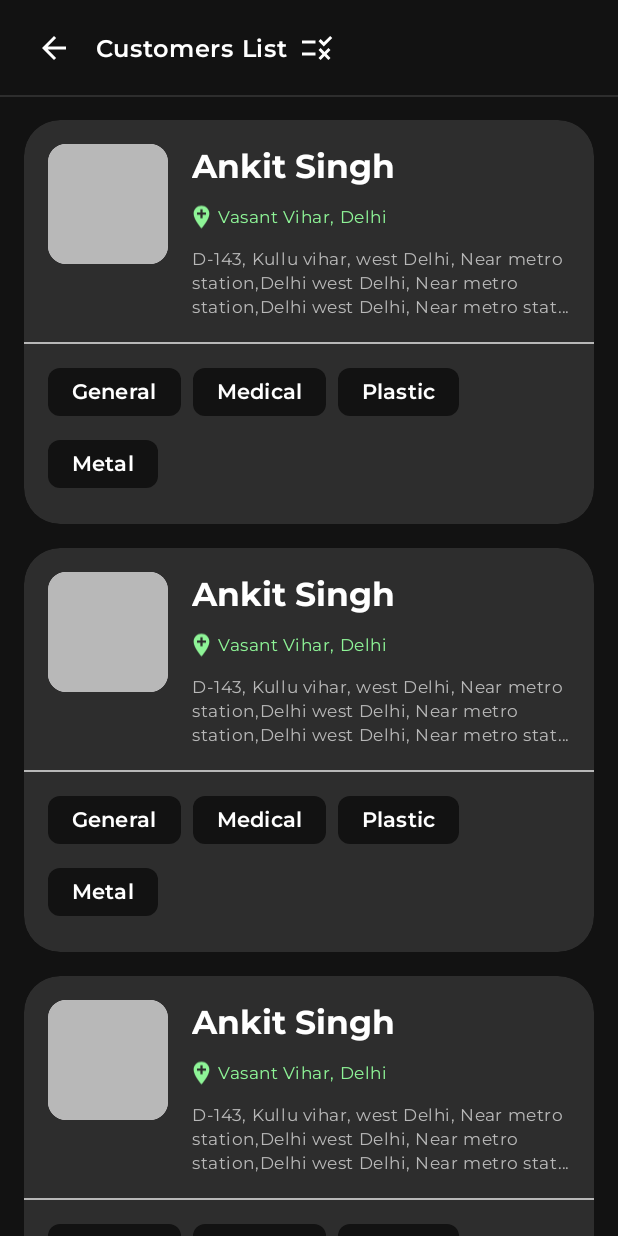
After one commit to itssinghankit/Medscape2.0, an Android app: the layout fragment_customers.xml on its own in the app's theme, with its tools: preview values and no code run, on a phone screen of 412 x 824 dp. The commit adds this screen. Run offline under Robolectric (Android 15) with nearby library versions, the phone set to English and light mode, and no system bars.

Commit message:
customers adapter logic completed

```diff
--- a/app/src/main/java/com/example/medscape20/domain/repository/UserRepository.kt
+++ b/app/src/main/java/com/example/medscape20/domain/repository/UserRepository.kt
@@ -1,5 +1,6 @@
 package com.example.medscape20.domain.repository
 
+import com.example.medscape20.data.remote.dto.user.collector.customers.CustomersResDto
 import com.example.medscape20.data.remote.dto.user.customer.home.HomeGetUserDataResDto
 import com.example.medscape20.data.remote.dto.user.customer.category.CategoryResDto
 import com.example.medscape20.data.remote.dto.user.customer.statistics.income_waste.StatisticsIncomeWasteDto
@@ -24,5 +25,6 @@ interface UserRepository {
     suspend fun updateTrashDump(uid: String, updates:  HashMap<String, Any>): Flow<ApiResult<Unit, DataError.Network>>
     suspend fun isDumped(uid: String): Flow<ApiResult<TrashIsDumpedModel, DataError.Network>>
     suspend fun getDumpingPeopleCount(city:String,state:String):Flow<ApiResult<CustomerHomePeopleCountModel,DataError.Network>>
+    suspend fun getDumpingPeoples():Flow<ApiResult<ArrayList<CustomersResDto>,DataError.Network>>
 
 }
--- /dev/null
+++ b/app/src/main/java/com/example/medscape20/presentation/screens/user/collector/customers/CustomersEvents.kt
@@ -0,0 +1,6 @@
+package com.example.medscape20.presentation.screens.user.collector.customers
+
+
+sealed class CustomersEvents {
+    data object ResetErrorMessage: CustomersEvents()
+}
--- /dev/null
+++ b/app/src/main/res/layout/customers_recycler_item.xml
@@ -0,0 +1,145 @@
+<?xml version="1.0" encoding="utf-8"?>
+<com.google.android.material.card.MaterialCardView xmlns:android="http://schemas.android.com/apk/res/android"
+    xmlns:app="http://schemas.android.com/apk/res-auto"
+    android:layout_width="match_parent"
+    android:layout_height="wrap_content"
+    android:layout_marginTop="16dp"
+    app:cardBackgroundColor="@color/grey_surface"
+    app:cardCornerRadius="24dp"
+    app:strokeWidth="0dp">
+
+    <RelativeLayout
+        android:layout_width="match_parent"
+        android:layout_height="match_parent"
+        android:orientation="horizontal">
+
+        <com.google.android.material.card.MaterialCardView
+            android:id="@+id/avatar_cont"
+            android:layout_width="80dp"
+            android:layout_height="80dp"
+            android:layout_marginStart="16dp"
+            android:layout_marginTop="16dp"
+            app:strokeWidth="0dp">
+
+            <ImageView
+                android:id="@+id/avatar"
+                android:layout_width="match_parent"
+                android:layout_height="match_parent"
+                android:scaleType="centerCrop"
+                android:src="@color/grey_txt" />
+
+        </com.google.android.material.card.MaterialCardView>
+
+        <LinearLayout
+            android:id="@+id/info_layout"
+            android:layout_width="match_parent"
+            android:layout_height="wrap_content"
+            android:layout_toEndOf="@id/avatar_cont"
+            android:orientation="vertical">
+
+            <TextView
+                android:id="@+id/name"
+                android:layout_width="match_parent"
+                android:layout_height="wrap_content"
+                android:layout_marginStart="16dp"
+                android:layout_marginTop="16dp"
+                android:layout_marginEnd="16dp"
+                android:text="Ankit Singh"
+                android:textAppearance="?attr/textAppearanceTitleLarge"
+                android:textColor="@color/white" />
+
+            <LinearLayout
+                android:layout_width="match_parent"
+                android:layout_height="wrap_content"
+                android:layout_marginStart="13dp"
+                android:layout_marginTop="8dp"
+                android:layout_marginEnd="16dp"
+                android:gravity="center_vertical"
+                android:orientation="horizontal">
+
+                <ImageView
+                    android:layout_width="18dp"
+                    android:layout_height="wrap_content"
+                    android:src="@drawable/ic_add_location" />
+
+                <TextView
+                    android:id="@+id/city_state"
+                    android:layout_width="match_parent"
+                    android:layout_height="wrap_content"
+                    android:layout_marginStart="2dp"
+                    android:layout_marginEnd="16dp"
+                    android:ellipsize="end"
+                    android:maxLines="3"
+                    android:text="Vasant Vihar, Delhi"
+                    android:textAppearance="?attr/textAppearanceBodySmall"
+                    android:textColor="@color/primary_green_txt_btn" />
+            </LinearLayout>
+
+            <TextView
+                android:id="@+id/address"
+                android:layout_width="match_parent"
+                android:layout_height="wrap_content"
+                android:layout_marginStart="16dp"
+                android:layout_marginTop="8dp"
+                android:layout_marginEnd="16dp"
+                android:ellipsize="end"
+                android:maxLines="3"
+                android:text="D-143, Kullu vihar, west Delhi, Near metro station,Delhi west Delhi, Near metro station,Delhi west Delhi, Near metro station,Delhi-110001"
+                android:textAppearance="?attr/textAppearanceBodySmall"
+                android:textColor="@color/grey_txt" />
+
+
+        </LinearLayout>
+
+        <View
+            android:id="@+id/divider"
+            android:layout_width="match_parent"
+            android:layout_height="1dp"
+            android:layout_below="@id/info_layout"
+            android:layout_marginTop="16dp"
+            android:background="@color/grey_txt" />
+
+        <com.google.android.material.chip.ChipGroup
+            android:id="@+id/chipGroup"
+            android:layout_width="match_parent"
+            android:layout_height="wrap_content"
+            android:layout_below="@id/divider"
+            android:layout_marginStart="16dp"
+            android:layout_marginTop="8dp"
+            android:layout_marginEnd="16dp"
+            android:layout_marginBottom="16dp"
+            app:chipSpacingVertical="0dp">
+
+            <com.google.android.material.chip.Chip
+                android:id="@+id/general"
+                style="@style/Widget.Customers.Chip.Suggestion"
+                android:layout_width="wrap_content"
+                android:layout_height="wrap_content"
+                android:text="General" />
+
+            <com.google.android.material.chip.Chip
+                android:id="@+id/medical"
+                style="@style/Widget.Customers.Chip.Suggestion"
+                android:layout_width="wrap_content"
+                android:layout_height="wrap_content"
+                android:text="Medical" />
+
+            <com.google.android.material.chip.Chip
+                android:id="@+id/plastic"
+                style="@style/Widget.Customers.Chip.Suggestion"
+                android:layout_width="wrap_content"
+                android:layout_height="wrap_content"
+                android:text="Plastic" />
+
+            <com.google.android.material.chip.Chip
+                android:id="@+id/metal"
+                style="@style/Widget.Customers.Chip.Suggestion"
+                android:layout_width="wrap_content"
+                android:layout_height="wrap_content"
+                android:text="Metal" />
+
+        </com.google.android.material.chip.ChipGroup>
+    </RelativeLayout>
+
+
+</com.google.android.material.card.MaterialCardView>
--- /dev/null
+++ b/app/src/main/res/layout/fragment_customers.xml
@@ -0,0 +1,91 @@
+<?xml version="1.0" encoding="utf-8"?>
+<androidx.coordinatorlayout.widget.CoordinatorLayout xmlns:android="http://schemas.android.com/apk/res/android"
+    xmlns:app="http://schemas.android.com/apk/res-auto"
+    xmlns:tools="http://schemas.android.com/tools"
+    android:layout_width="match_parent"
+    android:layout_height="match_parent"
+    android:background="@color/bg_colors"
+    android:fitsSystemWindows="true"
+    tools:context=".presentation.screens.user.collector.customers.CustomersFragment">
+
+    <com.google.android.material.appbar.AppBarLayout
+        android:id="@+id/app_bar"
+        android:layout_width="match_parent"
+        android:layout_height="wrap_content"
+        android:background="@color/bg_colors">
+
+        <com.google.android.material.appbar.MaterialToolbar
+            android:layout_width="match_parent"
+            android:layout_height="match_parent">
+
+            <LinearLayout
+                android:layout_width="match_parent"
+                android:layout_height="match_parent"
+                android:gravity="center_vertical"
+                android:orientation="horizontal">
+
+                <ImageButton
+                    android:id="@+id/back_btn"
+                    android:layout_width="wrap_content"
+                    android:layout_height="wrap_content"
+                    android:background="@color/bg_colors"
+                    android:contentDescription="@string/back_button"
+                    android:padding="8dp"
+                    android:src="@drawable/ic_arrow_back" />
+
+                <TextView
+                    android:layout_width="wrap_content"
+                    android:layout_height="wrap_content"
+                    android:layout_marginStart="8dp"
+                    android:fontFamily="@font/montserrat_semibold"
+                    android:text="Customers List"
+                    android:textAppearance="?attr/textAppearanceBodyLarge"
+                    android:textColor="@color/white" />
+
+                <ImageButton
+                    android:id="@+id/filter_btn"
+                    android:layout_width="wrap_content"
+                    android:layout_height="wrap_content"
+                    android:background="@color/bg_colors"
+                    android:contentDescription="@string/filter_button"
+                    android:padding="8dp"
+                    android:src="@drawable/ic_filters" />
+
+            </LinearLayout>
+
+        </com.google.android.material.appbar.MaterialToolbar>
+
+    </com.google.android.material.appbar.AppBarLayout>
+
+    <View
+        android:layout_width="match_parent"
+        android:layout_height="1dp"
+        android:background="@color/grey_surface"
+        app:layout_anchor="@id/app_bar"
+        app:layout_anchorGravity="bottom" />
+
+    <androidx.core.widget.NestedScrollView
+        android:layout_width="match_parent"
+        android:layout_height="wrap_content"
+        android:layout_marginStart="16dp"
+        android:layout_marginEnd="16dp"
+        android:id="@+id/main_content"
+        app:layout_behavior="@string/appbar_scrolling_view_behavior">
+
+        <androidx.recyclerview.widget.RecyclerView
+            android:layout_width="match_parent"
+            android:layout_height="wrap_content"
+            android:id="@+id/customers_recycler_view"
+            tools:listitem="@layout/customers_recycler_item"/>
+
+    </androidx.core.widget.NestedScrollView>
+
+    <ProgressBar
+        android:id="@+id/progress_circular"
+        android:layout_width="wrap_content"
+        android:layout_height="wrap_content"
+        android:layout_gravity="center"
+        android:indeterminateTint="@color/dark_green_splash_txt_bg"
+        android:visibility="gone" />
+
+</androidx.coordinatorlayout.widget.CoordinatorLayout>
--- a/app/src/main/res/values/strings.xml
+++ b/app/src/main/res/values/strings.xml
@@ -61,4 +61,5 @@
     <string name="dump_your_waste">Dump Your Waste!!</string>
     <string name="trash_board">Trash board</string>
     <string name="image">image</string>
+    <string name="filter_button">filter button</string>
 </resources>
--- a/app/src/main/res/values/styles.xml
+++ b/app/src/main/res/values/styles.xml
@@ -80,4 +80,11 @@
         <item name="android:textColor">@color/selector_chip_text_color</item>
     </style>
 
+    <style name="Widget.Customers.Chip.Suggestion" parent="Widget.Material3.Chip.Suggestion">
+        <item name="chipStrokeWidth">0dp</item>
+        <item name="chipBackgroundColor">@color/selector_trash_chip_bg_color</item>
+        <item name="android:textColor">@color/selector_chip_text_color</item>
+        <item name="android:clickable">false</item>
+    </style>
+
 </resources>
```
Also changed, not shown: app/src/main/java/com/example/medscape20/data/remote/dto/user/collector/customers/CustomersResDto.kt (added, +23 -0 lines), app/src/main/java/com/example/medscape20/data/remote/repository/UserRepositoryImplementation.kt (+17 -0 lines), app/src/main/java/com/example/medscape20/domain/usecase/user/collector/customers/CustomersGetDumpingPeopleUseCase.kt (added, +8 -0 lines), app/src/main/java/com/example/medscape20/domain/usecase/user/collector/customers/CustomersViewModel.kt (added, +106 -0 lines), app/src/main/java/com/example/medscape20/presentation/screens/user/collector/customers/CustomersFragment.kt (added, +78 -0 lines), app/src/main/java/com/example/medscape20/presentation/screens/user/collector/customers/CustomersRecyclerAdapter.kt (added, +60 -0 lines), app/src/main/java/com/example/medscape20/presentation/screens/user/collector/home/CollectorHomeFragment.kt (+11 -2 lines), app/src/main/res/navigation/nav_graph.xml (+8 -0 lines).
